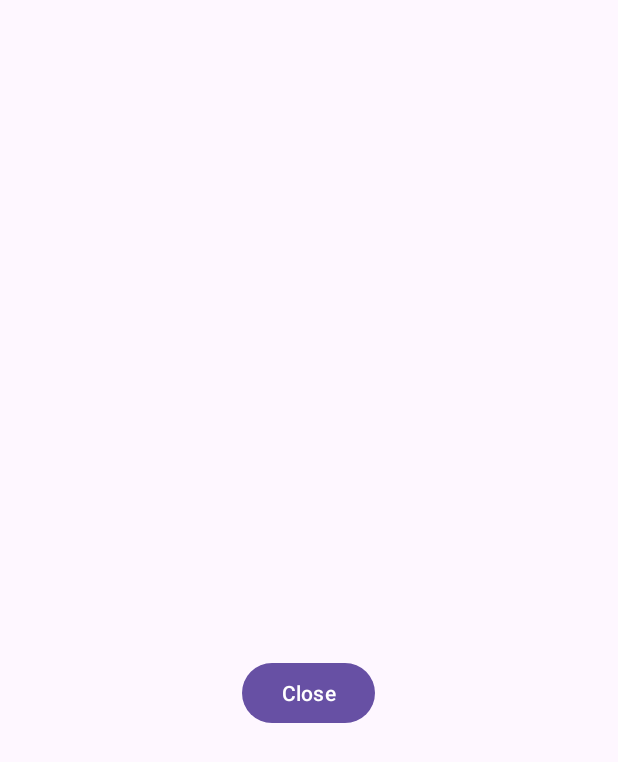
After one commit to Portan21/ScanAPI, an Android app: the layout bottom_sheet_result.xml on its own in the app's theme, with its tools: preview values and no code run, on a phone screen of 412 x 824 dp. The commit adds this screen. Shown: the top 762 px of the screen. Run offline under Robolectric (Android 15) with nearby library versions, the phone set to English and light mode, and no system bars.

Commit message:
Results now pop up from bottom

```diff
--- /dev/null
+++ b/app/src/main/res/layout/bottom_sheet_result.xml
@@ -0,0 +1,33 @@
+<?xml version="1.0" encoding="utf-8"?>
+<RelativeLayout xmlns:android="http://schemas.android.com/apk/res/android"
+    android:layout_width="match_parent"
+    android:layout_height="550dp"
+    android:orientation="vertical"
+    android:paddingTop="20dp">
+
+    <TextView
+        android:id="@+id/resultTextView"
+        android:layout_width="wrap_content"
+        android:layout_height="115dp"
+        android:layout_alignParentStart="true"
+        android:layout_alignParentTop="true"
+        android:layout_alignParentEnd="true"
+        android:layout_marginStart="28dp"
+        android:layout_marginTop="83dp"
+        android:layout_marginEnd="28dp"
+        android:textColor="@color/white"
+        android:textSize="20sp" />
+
+    <Button
+        android:id="@+id/closeButton"
+        android:layout_width="wrap_content"
+        android:layout_height="wrap_content"
+        android:layout_below="@+id/resultTextView"
+        android:layout_alignParentStart="true"
+        android:layout_alignParentEnd="true"
+        android:layout_gravity="end"
+        android:layout_marginStart="161dp"
+        android:layout_marginTop="219dp"
+        android:layout_marginEnd="162dp"
+        android:text="Close" />
+</RelativeLayout>
```
Also changed, not shown: app/src/main/java/com/example/scanapi/ResultBottomSheetFragment.kt (+42 -1 lines), app/src/main/java/com/example/scanapi/ScanActivity.kt (+16 -6 lines).
